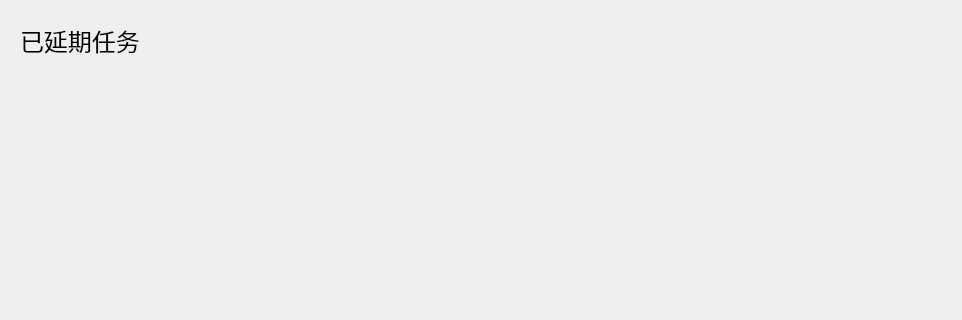
The window that Easygtd/extendedworks.ui (topologicalstructure/HCIProject) describes before a commit, drawn with Qt 5; both pictures show x 0 to 962 and y 0 to 320 of the 962 by 597 pixel window.
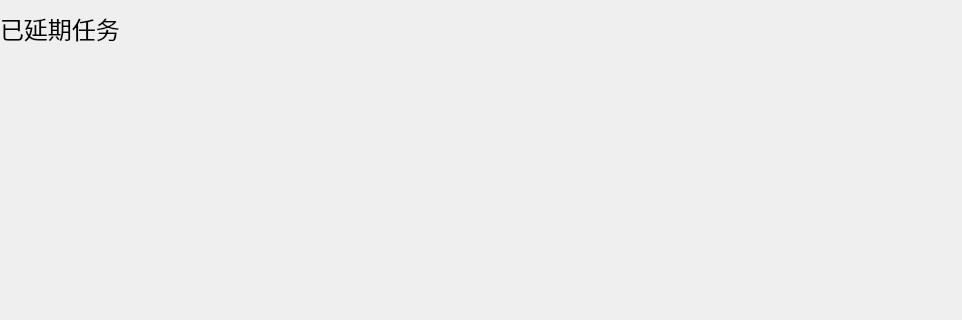
The same window after the commit. Custom widgets are drawn as their Qt base class.

```diff
--- a/Easygtd/extendedworks.ui
+++ b/Easygtd/extendedworks.ui
@@ -13,14 +13,26 @@
   <property name="windowTitle">
    <string>Form</string>
   </property>
+  <layout class="QVBoxLayout" name="verticalLayout">
+   <property name="spacing">
+    <number>0</number>
+   </property>
+   <property name="leftMargin">
+    <number>0</number>
+   </property>
+   <property name="rightMargin">
+    <number>0</number>
+   </property>
+   <property name="bottomMargin">
+    <number>0</number>
+   </property>
+   <item>
   <widget class="QLabel" name="label">
-   <property name="geometry">
-    <rect>
-     <x>20</x>
-     <y>10</y>
-     <width>161</width>
-     <height>61</height>
-    </rect>
+     <property name="sizePolicy">
+      <sizepolicy hsizetype="Preferred" vsizetype="Fixed">
+       <horstretch>0</horstretch>
+       <verstretch>0</verstretch>
+      </sizepolicy>
    </property>
    <property name="font">
     <font>
@@ -31,7 +43,36 @@
     <string>已延期任务</string>
    </property>
   </widget>
- </widget>
+   </item>
+   <item>
+    <widget class="QWidget" name="widget_2" native="true"/>
+   </item>
+   <item>
+    <widget class="create_widget" name="widget" native="true">
+     <property name="sizePolicy">
+      <sizepolicy hsizetype="Preferred" vsizetype="Fixed">
+       <horstretch>0</horstretch>
+       <verstretch>0</verstretch>
+      </sizepolicy>
+     </property>
+     <property name="minimumSize">
+      <size>
+       <width>0</width>
+       <height>40</height>
+      </size>
+     </property>
+    </widget>
+   </item>
+  </layout>
+ </widget>
+ <customwidgets>
+  <customwidget>
+   <class>create_widget</class>
+   <extends>QWidget</extends>
+   <header>create_widget.h</header>
+   <container>1</container>
+  </customwidget>
+ </customwidgets>
  <resources/>
  <connections/>
 </ui>
```
Lines whose indentation alone changed are shown as unchanged.
